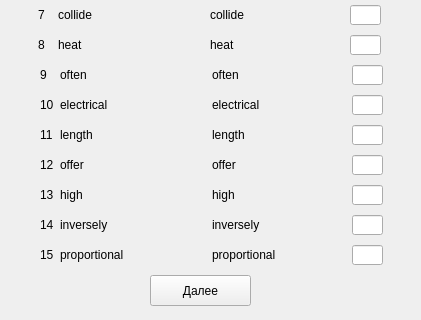
The window that client/UI/variant_1/zadanie6_part1_var1.ui (Scykorr/dmitr_client_serv_test) describes before a commit, drawn with Qt 5; both pictures show x 0 to 421 and y 265 to 585 of the 421 by 585 pixel window.
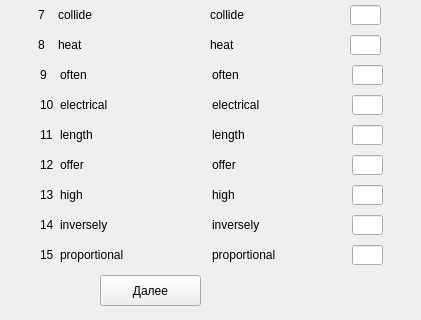
The same window after the commit.

Commit message: add to db answer task 6 part 1 var 1

The edit to the form file:
```diff
--- a/client/UI/variant_1/zadanie6_part1_var1.ui
+++ b/client/UI/variant_1/zadanie6_part1_var1.ui
@@ -116,7 +116,7 @@
   <widget class="QPushButton" name="pushButton_answer">
    <property name="geometry">
     <rect>
-     <x>150</x>
+     <x>100</x>
      <y>540</y>
      <width>101</width>
      <height>31</height>
@@ -798,9 +798,9 @@
   <widget class="QLabel" name="label_timer">
    <property name="geometry">
     <rect>
-     <x>270</x>
+     <x>250</x>
      <y>550</y>
-     <width>141</width>
+     <width>161</width>
      <height>21</height>
     </rect>
    </property>
```
The commit also changes 3 other files.
